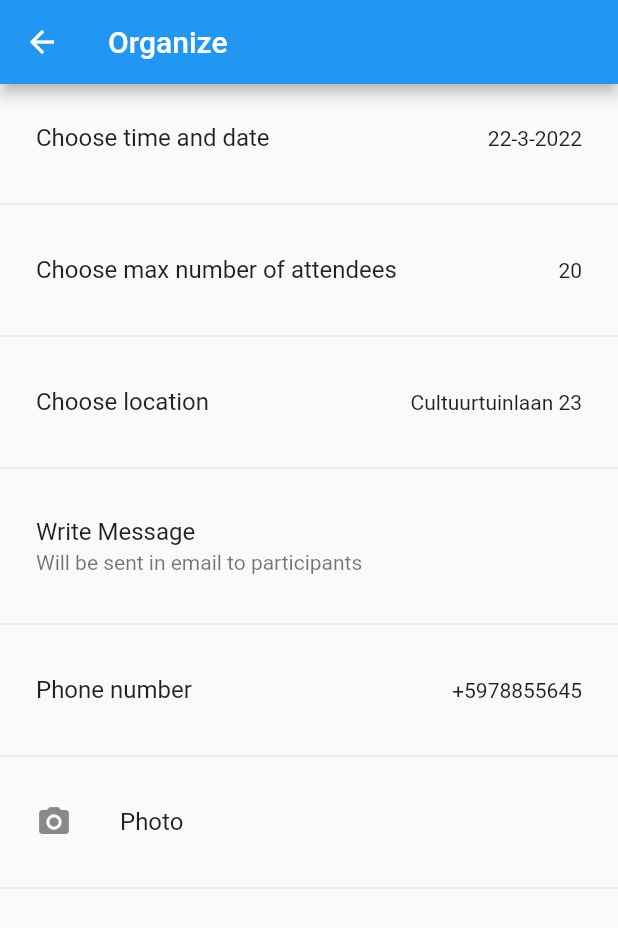
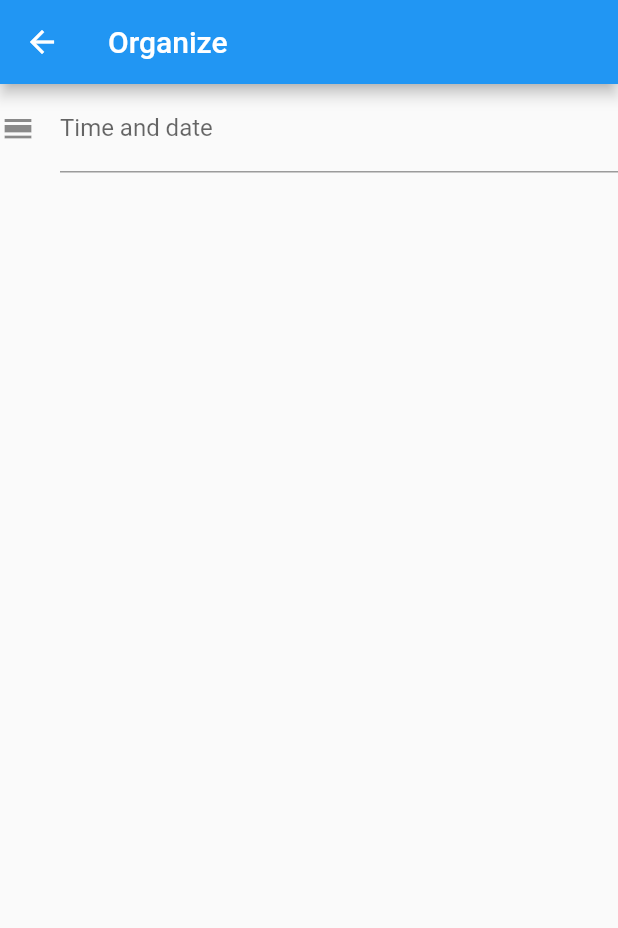
Before and after one commit to GDSC-ADEK/gdsc-solution, a Flutter app: the OrganizeScreen screen opened directly, on a phone screen of 412 x 824 dp. Shown: the top 928 px of the screen. Run offline on Flutter 3.47's test engine with Material 2 defaults, Android fonts, the phone set to English and light mode, and no system bars; our stand-ins replace camera, cloud_firestore, firebase_auth, firebase_core, firebase_storage, google_sign_in; accounts and stored records are empty.

Commit message:
Unfinished replacement for OrganizeScreen

```diff
--- a/lib/main.dart
+++ b/lib/main.dart
@@ -466,6 +466,42 @@ class EventDetail extends StatelessWidget {
   }
 }
 
+//https://api.flutter.dev/flutter/material/TextField-class.html
+//https://api.flutter.dev/flutter/widgets/Form-class.html
+//https://api.flutter.dev/flutter/material/TextFormField-class.html
+//https://api.flutter.dev/flutter/widgets/FormField-class.html
+class OrganizeScreen extends StatelessWidget {
+  Widget build(BuildContext context) {
+    return Scaffold(
+        appBar: AppBar(
+          title: Text('Organize'),
+        ),
+        body: Form(
+            child: ListView(
+          children: [
+            //https://pub.dev/packages/table_calendar
+            TextFormField(
+              decoration: const InputDecoration(
+                icon: Icon(Icons.calendar_view_day),
+                hintText: '22-3-2022?',
+                labelText: 'Time and date',
+              ),
+              onSaved: (String? value) {
+                // This optional block of code can be used to run
+                // code when the user saves the form.
+              },
+              validator: (String? value) {
+                return (value != null && value.contains('@'))
+                    ? 'Do not use the @ char.'
+                    : null;
+              },
+            )
+          ],
+        )));
+  }
+}
+
+/*
 class OrganizeScreen extends StatelessWidget {
   Widget build(BuildContext context) {
     return Scaffold(
@@ -534,6 +570,7 @@ class OrganizeScreen extends StatelessWidget {
     );
   }
 }
+*/
 
 class StatisticsScreen extends StatelessWidget {
   Widget build(BuildContext context) {
```
